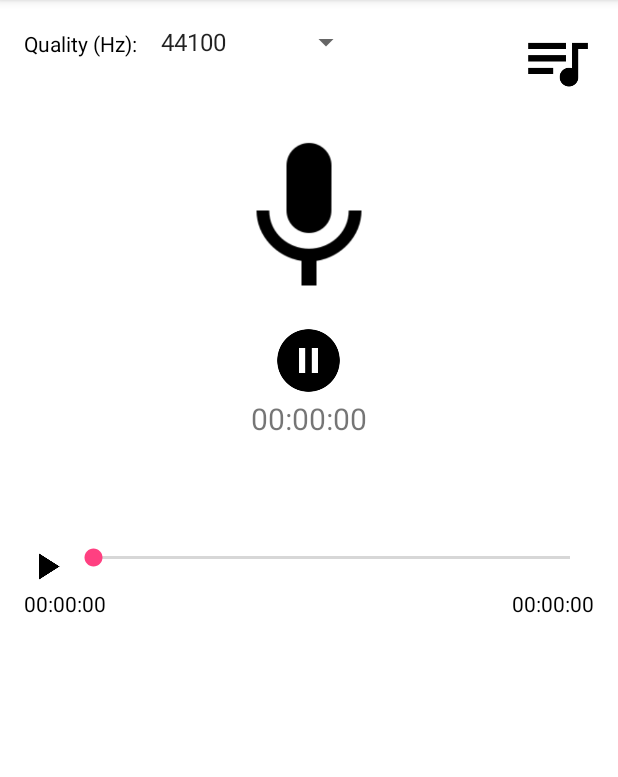
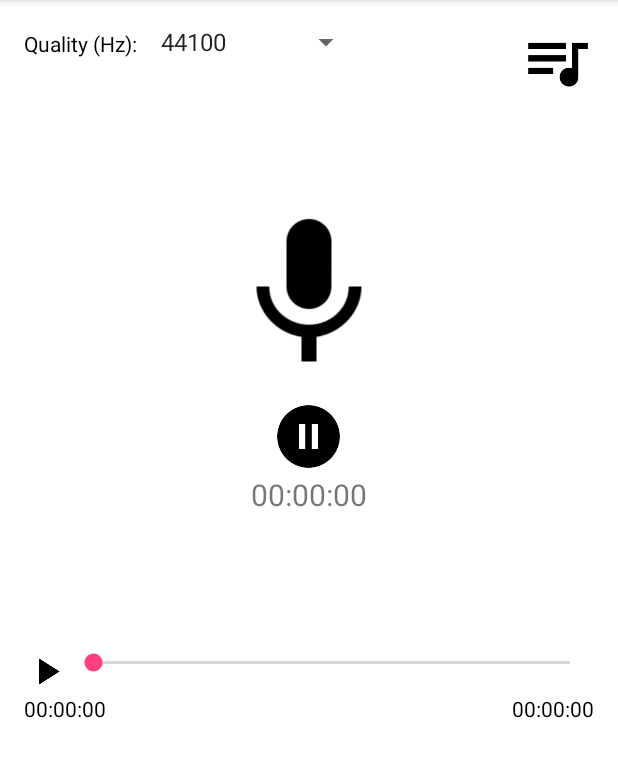
Before and after one commit to mopat/VoiceRecorderHD, an Android app: the screen it shows after launch (MainActivity), on a phone screen of 412 x 824 dp, the part 84-861 px from its top. Run offline under Robolectric (Android 15) with nearby library versions, the phone set to English and light mode, and no system bars; 1 statement that could not run was skipped.

Commit message:
- layout

```diff
--- a/app/src/main/java/com/mopat/patrick/voicerecorderhd/MainActivity.java
+++ b/app/src/main/java/com/mopat/patrick/voicerecorderhd/MainActivity.java
@@ -88,6 +88,7 @@ public class MainActivity extends AppCompatActivity implements PlaybackListener,
         filenameTextView = (TextView) findViewById(R.id.filename_text_view);
         recordDurationTextView = (TextView) findViewById(R.id.record_duration_textview);
         mVisualizerView = (VisualizerView) findViewById(R.id.myvisualizerview);
+        mVisualizerView.updateVisualizer(resetBytes);
         recorder = new Recorder(getApplicationContext());
         recorder.addRecordingListener(MainActivity.this);
         res = getResources();
@@ -261,6 +262,7 @@ public class MainActivity extends AppCompatActivity implements PlaybackListener,
     private void initRecording(String filePath, String filename, int samplerate) {
         recording = new Recording(filePath, samplerate, MainActivity.this);
         filenameTextView.setText(filename);
+        recordDurationTextView.setText(formatTime(recording.getDurationInMs()));
         durationTime.setText(formatTime(recording.getDurationInMs()));
         seekBar.setMax(recording.getDurationInMs());
 
@@ -287,6 +289,7 @@ public class MainActivity extends AppCompatActivity implements PlaybackListener,
             initRecording(filePath, filename, Integer.parseInt(samplerate));
             seekBar.setMax(recording.getDurationInMs());
             samplerateSpinner.setSelection(getSpinnerIndex(samplerate));
+            playButton.setBackgroundResource(R.drawable.ic_pause_black_48dp);
             recording.play(0);
         }
     }
--- a/app/src/main/res/layout/activity_main.xml
+++ b/app/src/main/res/layout/activity_main.xml
@@ -43,24 +43,18 @@
             android:layout_alignParentRight="true"
             android:layout_alignParentTop="true"
             android:layout_gravity="right"
-            android:background="@drawable/ic_queue_music_black_48dp"
-            android:text="MyRecording" />
+            android:background="@drawable/ic_queue_music_black_48dp" />
 
     </RelativeLayout>
 
-    <TextView
-        android:id="@+id/filename_text_view"
-        android:layout_width="match_parent"
-        android:layout_height="wrap_content"
-        android:layout_gravity="center_horizontal"
-        android:textColor="#000" />
 
     <ImageButton
         android:id="@+id/record_button"
         android:layout_width="120dp"
         android:layout_height="120dp"
         android:layout_gravity="center_horizontal"
-        android:background="@drawable/ic_mic_black_48dp" />
+        android:background="@drawable/ic_mic_black_48dp"
+        android:layout_marginTop="70dp" />
     <ImageButton
         android:id="@+id/pause_recording_button"
         android:layout_width="50dp"
@@ -82,6 +76,13 @@
         android:layout_width="match_parent"
         android:layout_height="70dp" />
 
+    <TextView
+        android:id="@+id/filename_text_view"
+        android:layout_width="match_parent"
+        android:layout_height="wrap_content"
+        android:layout_gravity="center_horizontal"
+        android:gravity="center"
+        android:textColor="#000" />
     <LinearLayout
         android:layout_width="match_parent"
         android:layout_height="wrap_content"
```
